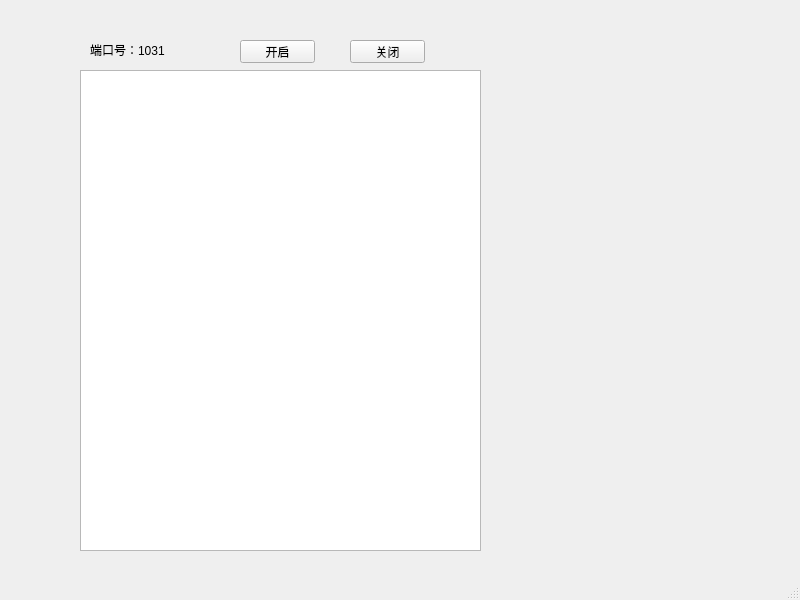
likeholmes/QtChat, file Server/mainwindow.ui: the form before one commit.
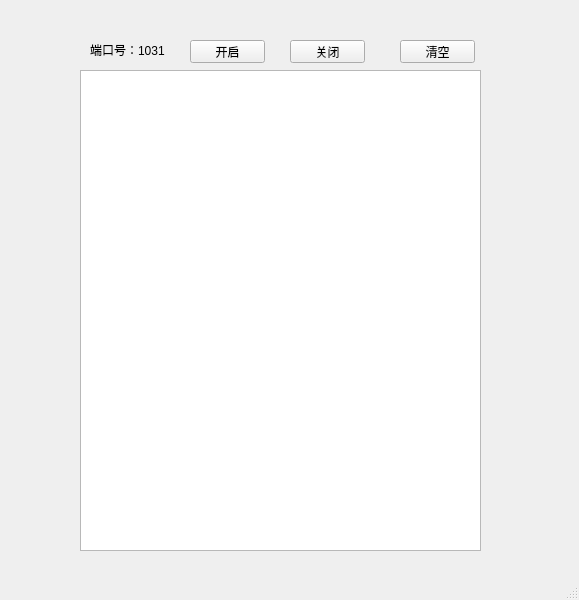
The form after the commit.

What changed in the file:
```diff
--- a/Server/mainwindow.ui
+++ b/Server/mainwindow.ui
@@ -6,7 +6,7 @@
    <rect>
     <x>0</x>
     <y>0</y>
-    <width>800</width>
+    <width>579</width>
     <height>600</height>
    </rect>
   </property>
@@ -17,7 +17,7 @@
    <widget class="QPushButton" name="start_pushButton">
     <property name="geometry">
      <rect>
-      <x>240</x>
+      <x>190</x>
       <y>40</y>
       <width>75</width>
       <height>23</height>
@@ -30,7 +30,7 @@
    <widget class="QPushButton" name="close_pushButton">
     <property name="geometry">
      <rect>
-      <x>350</x>
+      <x>290</x>
       <y>40</y>
       <width>75</width>
       <height>23</height>
@@ -63,6 +63,19 @@
      </rect>
     </property>
    </widget>
+   <widget class="QPushButton" name="clear_pushButton">
+    <property name="geometry">
+     <rect>
+      <x>400</x>
+      <y>40</y>
+      <width>75</width>
+      <height>23</height>
+     </rect>
+    </property>
+    <property name="text">
+     <string>清空</string>
+    </property>
+   </widget>
   </widget>
   <widget class="QMenuBar" name="menubar">
    <property name="geometry">
```
Left out of the diff: 2 changed lines with no effect on the pictures.
